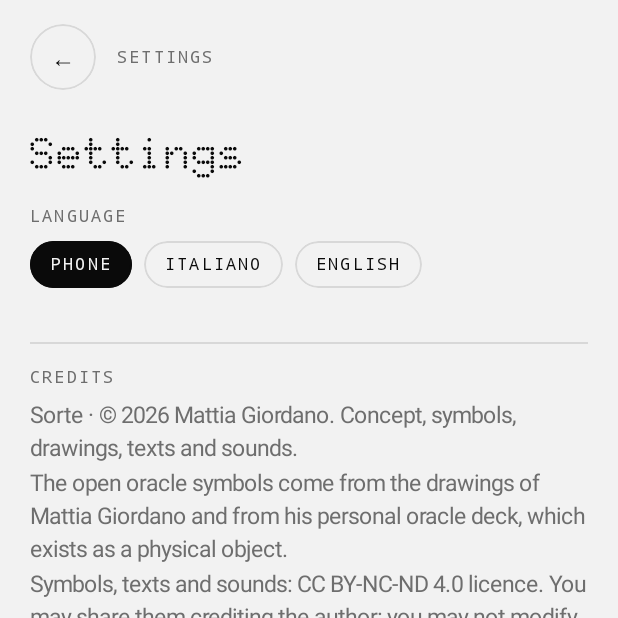
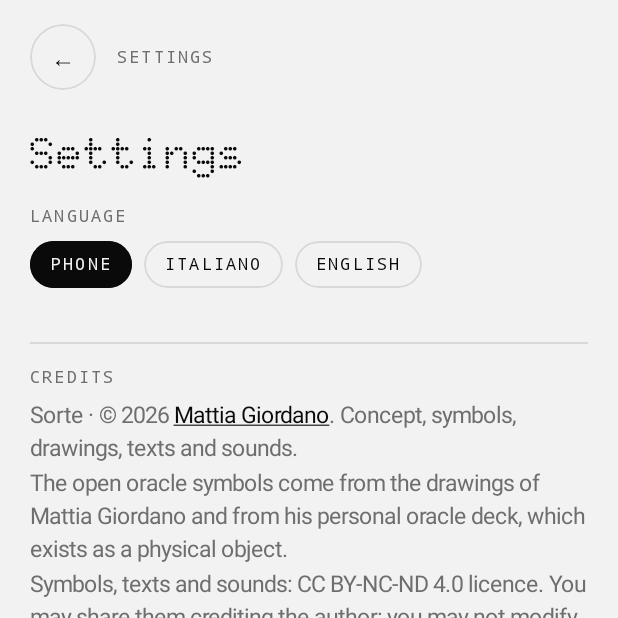
Before and after one commit to mattiagiordano27/sorte, an Android app built with Jetpack Compose: the screen it shows after launch (MainActivity), after a tap on "···", on a phone screen of 412 x 824 dp, the top half of it. Run offline under Robolectric (Android 15) with nearby library versions, the phone set to English and light mode, and no system bars; pictures from the network do not load; 9 statements that could not run were skipped; 2 other taps on this screen came first.

Commit message:
Crediti: link a Instagram sul nome

```diff
--- a/app/src/main/java/mattiagiordano/sorte/Credits.kt
+++ b/app/src/main/java/mattiagiordano/sorte/Credits.kt
@@ -4,6 +4,7 @@ package mattiagiordano.sorte
 object Credits {
     const val AUTHOR = "Mattia Giordano"
     const val YEAR = "2026"
+    const val INSTAGRAM = "https://www.instagram.com/mattiogiordana/"
     const val VERSION = "0.27.1"
 
     fun lines(italian: Boolean): List<String> = if (italian) listOf(
--- a/app/src/main/java/mattiagiordano/sorte/MainActivity.kt
+++ b/app/src/main/java/mattiagiordano/sorte/MainActivity.kt
@@ -30,6 +30,7 @@ import androidx.compose.ui.graphics.Color
 import androidx.compose.ui.graphics.lerp
 import androidx.compose.ui.platform.LocalView
 import androidx.compose.ui.text.style.TextAlign
+import androidx.compose.ui.text.withLink
 import androidx.compose.ui.unit.dp
 import androidx.compose.ui.unit.sp
 import mattiagiordano.sorte.logic.ClosedOracle
@@ -431,8 +432,17 @@ class MainActivity : ComponentActivity() {
         Spacer(Modifier.height(16.dp))
         Label(if (Prefs.italian(this@MainActivity)) "Crediti" else "Credits")
         Spacer(Modifier.height(10.dp))
-        Credits.lines(Prefs.italian(this@MainActivity)).forEach {
-            Text(it, style = T.body, color = c.muted, modifier = Modifier.padding(bottom = 6.dp))
+        Credits.lines(Prefs.italian(this@MainActivity)).forEachIndexed { i, line ->
+            // il nome nella prima riga porta al profilo Instagram (una sola volta)
+            val k = if (i == 0) line.indexOf(Credits.AUTHOR) else -1
+            val text = if (k < 0) androidx.compose.ui.text.AnnotatedString(line) else androidx.compose.ui.text.buildAnnotatedString {
+                append(line.substring(0, k))
+                withLink(androidx.compose.ui.text.LinkAnnotation.Url(Credits.INSTAGRAM,
+                    androidx.compose.ui.text.TextLinkStyles(androidx.compose.ui.text.SpanStyle(color = c.text,
+                        textDecoration = androidx.compose.ui.text.style.TextDecoration.Underline)))) { append(Credits.AUTHOR) }
+                append(line.substring(k + Credits.AUTHOR.length))
+            }
+            Text(text, style = T.body, color = c.muted, modifier = Modifier.padding(bottom = 6.dp))
         }
         Spacer(Modifier.height(10.dp))
         Text("v" + Credits.VERSION, style = T.label, color = c.muted)
```
Also changed, not shown: 5 other files.
